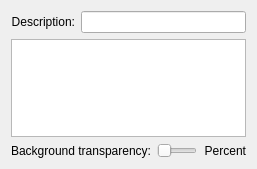
Old version of the form src/ColorSchemeEditor.ui in the repository KDE/konsole.
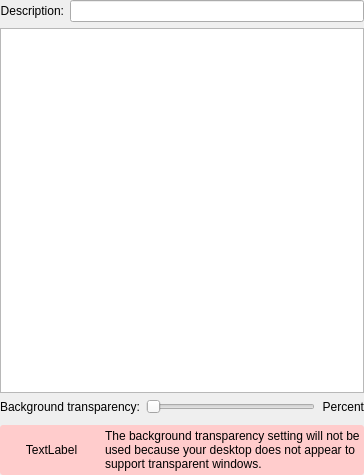
New version of the form.

Commit message: Display a warning label in the colour scheme editor if transparency is not available.

```diff
--- a/src/ColorSchemeEditor.ui
+++ b/src/ColorSchemeEditor.ui
@@ -5,14 +5,26 @@
    <rect>
     <x>0</x>
     <y>0</y>
-    <width>257</width>
-    <height>169</height>
+    <width>357</width>
+    <height>475</height>
    </rect>
   </property>
   <property name="windowTitle" >
    <string>Form</string>
   </property>
   <layout class="QVBoxLayout" >
+   <property name="leftMargin" >
+    <number>0</number>
+   </property>
+   <property name="topMargin" >
+    <number>0</number>
+   </property>
+   <property name="rightMargin" >
+    <number>0</number>
+   </property>
+   <property name="bottomMargin" >
+    <number>0</number>
+   </property>
    <item>
     <layout class="QHBoxLayout" >
      <item>
@@ -67,6 +79,69 @@
      </item>
     </layout>
    </item>
+   <item>
+    <spacer>
+     <property name="orientation" >
+      <enum>Qt::Vertical</enum>
+     </property>
+     <property name="sizeType" >
+      <enum>QSizePolicy::Fixed</enum>
+     </property>
+     <property name="sizeHint" >
+      <size>
+       <width>364</width>
+       <height>5</height>
+      </size>
+     </property>
+    </spacer>
+   </item>
+   <item>
+    <widget class="QWidget" native="1" name="transparencyWarningWidget" >
+     <property name="autoFillBackground" >
+      <bool>false</bool>
+     </property>
+     <property name="styleSheet" >
+      <string>* { background-color: #FFCCCC ; border-radius: 3px }</string>
+     </property>
+     <layout class="QHBoxLayout" >
+      <property name="leftMargin" >
+       <number>4</number>
+      </property>
+      <property name="topMargin" >
+       <number>4</number>
+      </property>
+      <property name="rightMargin" >
+       <number>4</number>
+      </property>
+      <property name="bottomMargin" >
+       <number>4</number>
+      </property>
+      <item>
+       <widget class="QLabel" name="transparencyWarningIcon" >
+        <property name="styleSheet" >
+         <string/>
+        </property>
+        <property name="text" >
+         <string>TextLabel</string>
+        </property>
+        <property name="alignment" >
+         <set>Qt::AlignCenter</set>
+        </property>
+       </widget>
+      </item>
+      <item>
+       <widget class="QLabel" name="transparencyWarningLabel" >
+        <property name="text" >
+         <string>The background transparency setting will not be used because your desktop does not appear to support transparent windows.</string>
+        </property>
+        <property name="wordWrap" >
+         <bool>true</bool>
+        </property>
+       </widget>
+      </item>
+     </layout>
+    </widget>
+   </item>
   </layout>
  </widget>
  <resources/>
```
The commit also changes 2 other files.
